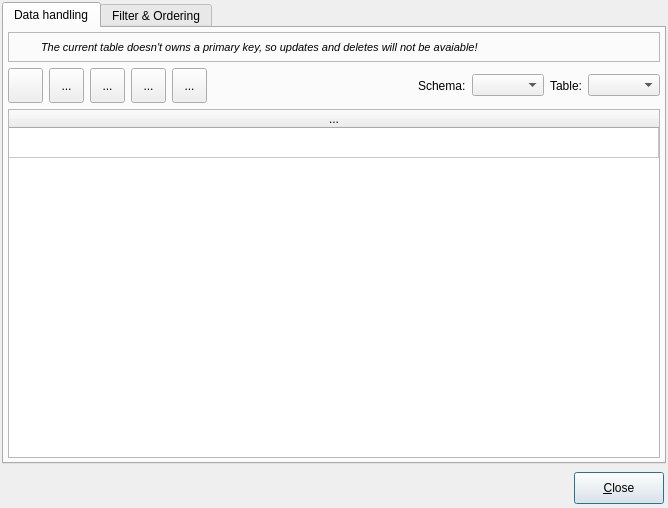
First picture: the form in libpgmodeler_ui/ui/datamanipulationform.ui, repository pgmodeler/pgmodeler, before the edit.
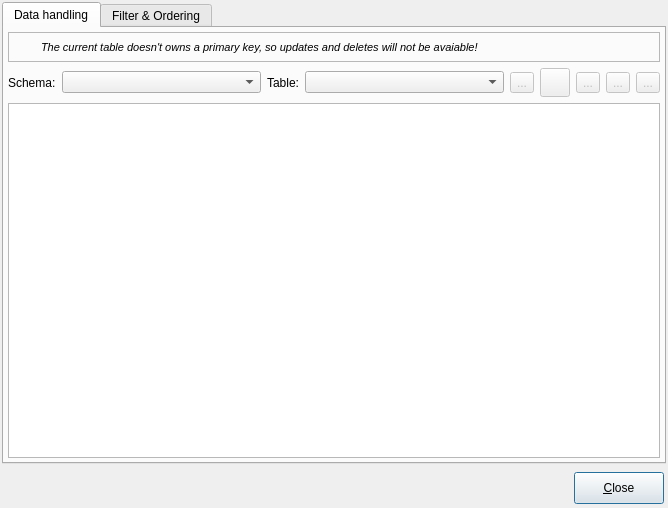
Second picture: the form after the edit. Icons and pictures are not drawn.

Patch:
```diff
--- a/libpgmodeler_ui/ui/datamanipulationform.ui
+++ b/libpgmodeler_ui/ui/datamanipulationform.ui
@@ -149,77 +149,15 @@
        <property name="bottomMargin">
         <number>4</number>
        </property>
-       <item row="2" column="3">
-        <widget class="QToolButton" name="update_tb">
-         <property name="minimumSize">
-          <size>
-           <width>35</width>
-           <height>35</height>
-          </size>
-         </property>
-         <property name="toolTip">
-          <string>Update row</string>
-         </property>
-         <property name="text">
-          <string>...</string>
-         </property>
-         <property name="icon">
-          <iconset resource="../res/resources.qrc">
-           <normaloff>:/icones/icones/editar.png</normaloff>:/icones/icones/editar.png</iconset>
-         </property>
-         <property name="iconSize">
-          <size>
-           <width>24</width>
-           <height>24</height>
-          </size>
-         </property>
-        </widget>
-       </item>
-       <item row="2" column="4">
-        <widget class="QToolButton" name="delete_tb">
-         <property name="minimumSize">
-          <size>
-           <width>35</width>
-           <height>35</height>
-          </size>
-         </property>
-         <property name="toolTip">
-          <string>Delete rows</string>
-         </property>
-         <property name="text">
-          <string>...</string>
-         </property>
-         <property name="icon">
-          <iconset resource="../res/resources.qrc">
-           <normaloff>:/icones/icones/excluir.png</normaloff>:/icones/icones/excluir.png</iconset>
-         </property>
-         <property name="iconSize">
-          <size>
-           <width>24</width>
-           <height>24</height>
-          </size>
-         </property>
-        </widget>
-       </item>
-       <item row="2" column="5">
-        <spacer name="horizontalSpacer_2">
-         <property name="orientation">
-          <enum>Qt::Horizontal</enum>
-         </property>
-         <property name="sizeHint" stdset="0">
-          <size>
-           <width>196</width>
-           <height>20</height>
-          </size>
-         </property>
-        </spacer>
-       </item>
-       <item row="2" column="1">
+       <item row="2" column="6">
         <widget class="QToolButton" name="refresh_tb">
+         <property name="enabled">
+          <bool>false</bool>
+         </property>
          <property name="minimumSize">
           <size>
-           <width>35</width>
-           <height>35</height>
+           <width>0</width>
+           <height>0</height>
           </size>
          </property>
          <property name="toolTip">
@@ -234,18 +172,79 @@
          </property>
          <property name="iconSize">
           <size>
-           <width>24</width>
-           <height>24</height>
+           <width>22</width>
+           <height>22</height>
           </size>
          </property>
         </widget>
        </item>
-       <item row="2" column="0">
+       <item row="2" column="8">
+        <widget class="QToolButton" name="add_tb">
+         <property name="enabled">
+          <bool>false</bool>
+         </property>
+         <property name="minimumSize">
+          <size>
+           <width>0</width>
+           <height>0</height>
+          </size>
+         </property>
+         <property name="toolTip">
+          <string>Add data</string>
+         </property>
+         <property name="text">
+          <string>...</string>
+         </property>
+         <property name="icon">
+          <iconset resource="../res/resources.qrc">
+           <normaloff>:/icones/icones/adddata.png</normaloff>:/icones/icones/adddata.png</iconset>
+         </property>
+         <property name="iconSize">
+          <size>
+           <width>22</width>
+           <height>22</height>
+          </size>
+         </property>
+        </widget>
+       </item>
+       <item row="2" column="9">
+        <widget class="QToolButton" name="update_tb">
+         <property name="enabled">
+          <bool>false</bool>
+         </property>
+         <property name="minimumSize">
+          <size>
+           <width>0</width>
+           <height>0</height>
+          </size>
+         </property>
+         <property name="toolTip">
+          <string>Update row</string>
+         </property>
+         <property name="text">
+          <string>...</string>
+         </property>
+         <property name="icon">
+          <iconset resource="../res/resources.qrc">
+           <normaloff>:/icones/icones/editar.png</normaloff>:/icones/icones/editar.png</iconset>
+         </property>
+         <property name="iconSize">
+          <size>
+           <width>22</width>
+           <height>22</height>
+          </size>
+         </property>
+        </widget>
+       </item>
+       <item row="2" column="7">
         <widget class="QToolButton" name="save_tb">
+         <property name="enabled">
+          <bool>false</bool>
+         </property>
          <property name="minimumSize">
           <size>
-           <width>35</width>
-           <height>35</height>
+           <width>0</width>
+           <height>0</height>
           </size>
          </property>
          <property name="toolTip">
@@ -260,8 +259,8 @@
          </property>
          <property name="iconSize">
           <size>
-           <width>24</width>
-           <height>24</height>
+           <width>22</width>
+           <height>22</height>
           </size>
          </property>
          <property name="toolButtonStyle">
@@ -269,57 +268,36 @@
          </property>
         </widget>
        </item>
-       <item row="2" column="2">
-        <widget class="QToolButton" name="add_tb">
+       <item row="2" column="10">
+        <widget class="QToolButton" name="delete_tb">
+         <property name="enabled">
+          <bool>false</bool>
+         </property>
          <property name="minimumSize">
           <size>
-           <width>35</width>
-           <height>35</height>
+           <width>0</width>
+           <height>0</height>
           </size>
          </property>
          <property name="toolTip">
-          <string>Add data</string>
+          <string>Delete rows</string>
          </property>
          <property name="text">
           <string>...</string>
          </property>
          <property name="icon">
           <iconset resource="../res/resources.qrc">
-           <normaloff>:/icones/icones/adddata.png</normaloff>:/icones/icones/adddata.png</iconset>
+           <normaloff>:/icones/icones/excluir.png</normaloff>:/icones/icones/excluir.png</iconset>
          </property>
          <property name="iconSize">
           <size>
-           <width>24</width>
-           <height>24</height>
+           <width>22</width>
+           <height>22</height>
           </size>
          </property>
         </widget>
        </item>
-       <item row="2" column="6">
-        <layout class="QHBoxLayout" name="horizontalLayout">
-         <item>
-          <widget class="QLabel" name="schema_lbl">
-           <property name="text">
-            <string>Schema:</string>
-           </property>
-          </widget>
-         </item>
-         <item>
-          <widget class="QComboBox" name="schema_cmb"/>
-         </item>
-         <item>
-          <widget class="QLabel" name="table_lbl">
-           <property name="text">
-            <string>Table:</string>
-           </property>
-          </widget>
-         </item>
-         <item>
-          <widget class="QComboBox" name="table_cmb"/>
-         </item>
-        </layout>
-       </item>
-       <item row="3" column="0" colspan="7">
+       <item row="3" column="0" colspan="11">
         <widget class="QTableWidget" name="results_tbw">
          <property name="enabled">
           <bool>true</bool>
@@ -336,6 +314,12 @@
          <property name="sortingEnabled">
           <bool>false</bool>
          </property>
+         <property name="rowCount">
+          <number>0</number>
+         </property>
+         <property name="columnCount">
+          <number>0</number>
+         </property>
          <attribute name="horizontalHeaderHighlightSections">
           <bool>true</bool>
          </attribute>
@@ -349,7 +333,7 @@
           <bool>true</bool>
          </attribute>
          <attribute name="verticalHeaderVisible">
-          <bool>false</bool>
+          <bool>true</bool>
          </attribute>
          <attribute name="verticalHeaderCascadingSectionResizes">
           <bool>false</bool>
@@ -363,19 +347,9 @@
          <attribute name="verticalHeaderStretchLastSection">
           <bool>false</bool>
          </attribute>
-         <row>
-          <property name="text">
-           <string>...</string>
-          </property>
-         </row>
-         <column>
-          <property name="text">
-           <string>...</string>
-          </property>
-         </column>
         </widget>
        </item>
-       <item row="0" column="0" colspan="7">
+       <item row="0" column="0" colspan="11">
         <widget class="QFrame" name="no_pk_alert_frm">
          <property name="sizePolicy">
           <sizepolicy hsizetype="Preferred" vsizetype="Fixed">
@@ -460,6 +434,68 @@
          </layout>
         </widget>
        </item>
+       <item row="2" column="0" colspan="6">
+        <layout class="QHBoxLayout" name="horizontalLayout">
+         <item>
+          <widget class="QLabel" name="schema_lbl">
+           <property name="sizePolicy">
+            <sizepolicy hsizetype="Fixed" vsizetype="Preferred">
+             <horstretch>0</horstretch>
+             <verstretch>0</verstretch>
+            </sizepolicy>
+           </property>
+           <property name="text">
+            <string>Schema:</string>
+           </property>
+          </widget>
+         </item>
+         <item>
+          <widget class="QComboBox" name="schema_cmb">
+           <property name="maxVisibleItems">
+            <number>20</number>
+           </property>
+           <property name="insertPolicy">
+            <enum>QComboBox::InsertAtBottom</enum>
+           </property>
+           <property name="iconSize">
+            <size>
+             <width>16</width>
+             <height>16</height>
+            </size>
+           </property>
+          </widget>
+         </item>
+         <item>
+          <widget class="QLabel" name="table_lbl">
+           <property name="sizePolicy">
+            <sizepolicy hsizetype="Fixed" vsizetype="Preferred">
+             <horstretch>0</horstretch>
+             <verstretch>0</verstretch>
+            </sizepolicy>
+           </property>
+           <property name="text">
+            <string>Table:</string>
+           </property>
+          </widget>
+         </item>
+         <item>
+          <widget class="QComboBox" name="table_cmb">
+           <property name="maxVisibleItems">
+            <number>20</number>
+           </property>
+           <property name="insertPolicy">
+            <enum>QComboBox::InsertAtBottom</enum>
+           </property>
+           <property name="iconSize">
+            <size>
+             <width>16</width>
+             <height>16</height>
+            </size>
+           </property>
+          </widget>
+         </item>
+        </layout>
+       </item>
       </layout>
      </widget>
      <widget class="QWidget" name="tab_2">
```
